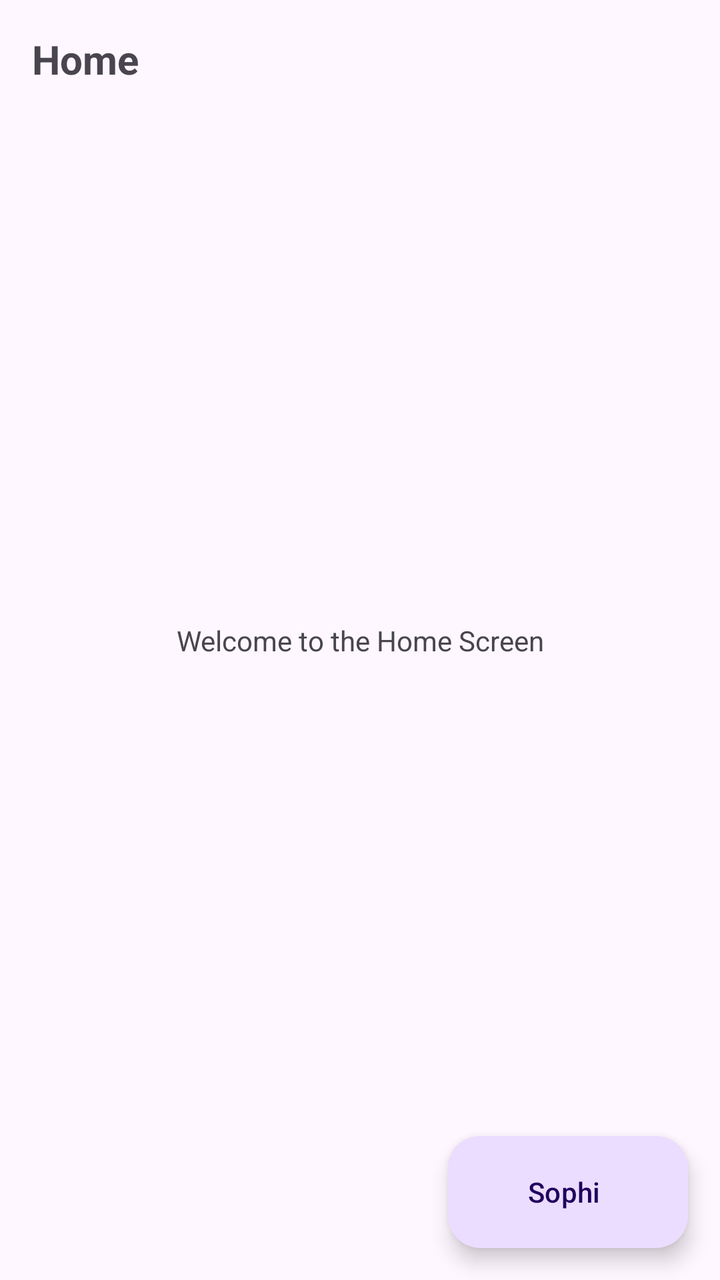
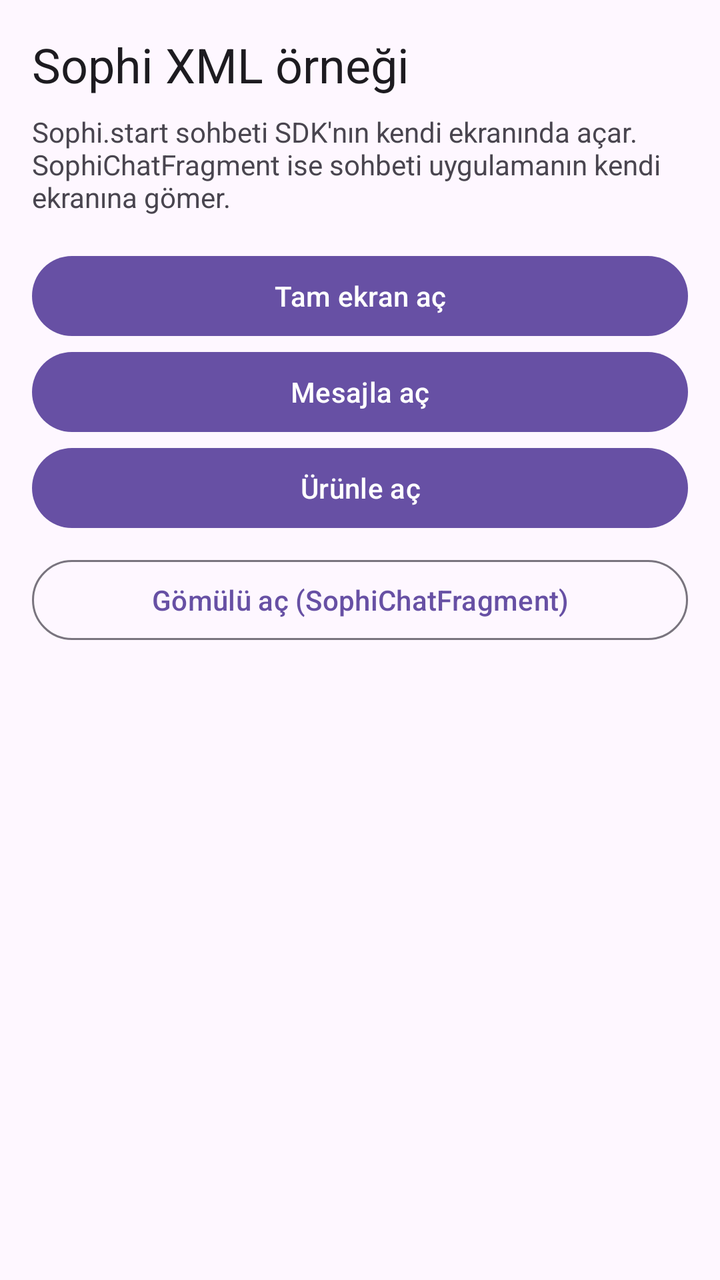

Two renders of the same Android screen: before a commit and after it. Below are the layout's source before the change and the commit's diff.
<!-- AndroidManifest.xml: application theme Theme.MyApplication -->
<!-- res/layout/activity_main.xml -->
<?xml version="1.0" encoding="utf-8"?>
<androidx.constraintlayout.widget.ConstraintLayout xmlns:android="http://schemas.android.com/apk/res/android"
    xmlns:app="http://schemas.android.com/apk/res-auto"
    xmlns:tools="http://schemas.android.com/tools"
    android:id="@+id/main"
    android:layout_width="match_parent"
    android:layout_height="match_parent"
    tools:context=".MainActivity">

    <TextView
        android:id="@+id/textView"
        android:layout_width="wrap_content"
        android:layout_height="wrap_content"
        android:layout_margin="16dp"
        android:text="Home"
        android:textSize="20sp"
        android:textStyle="bold"
        app:layout_constraintStart_toStartOf="parent"
        app:layout_constraintTop_toTopOf="parent" />

    <TextView
        android:layout_width="wrap_content"
        android:layout_height="wrap_content"
        android:text="Welcome to the Home Screen"
        app:layout_constraintBottom_toBottomOf="parent"
        app:layout_constraintEnd_toEndOf="parent"
        app:layout_constraintStart_toStartOf="parent"
        app:layout_constraintTop_toTopOf="parent" />

    <com.google.android.material.floatingactionbutton.ExtendedFloatingActionButton
        android:id="@+id/fab_sophi"
        android:layout_width="wrap_content"
        android:layout_height="wrap_content"
        android:layout_margin="16dp"
        android:clickable="true"
        android:contentDescription="Sophi Action"
        android:text="Sophi"
        app:layout_constraintBottom_toBottomOf="parent"
        app:layout_constraintEnd_toEndOf="parent" />

</androidx.constraintlayout.widget.ConstraintLayout>
<!-- resources referenced by this layout -->
<resources>
  <style name="Theme.MyApplication" parent="Base.Theme.MyApplication" />
  <style name="Base.Theme.MyApplication" parent="Theme.Material3.DayNight.NoActionBar">
          
          
      </style>
</resources>

<!-- the commit's change to res/layout/activity_main.xml (unified diff, before → after) -->
@@ -1,41 +1,49 @@
 <?xml version="1.0" encoding="utf-8"?>
-<androidx.constraintlayout.widget.ConstraintLayout xmlns:android="http://schemas.android.com/apk/res/android"
-    xmlns:app="http://schemas.android.com/apk/res-auto"
+<LinearLayout xmlns:android="http://schemas.android.com/apk/res/android"
     xmlns:tools="http://schemas.android.com/tools"
-    android:id="@+id/main"
     android:layout_width="match_parent"
     android:layout_height="match_parent"
+    android:orientation="vertical"
+    android:padding="16dp"
     tools:context=".MainActivity">
-
-    <TextView
-        android:id="@+id/textView"
-        android:layout_width="wrap_content"
-        android:layout_height="wrap_content"
-        android:layout_margin="16dp"
-        android:text="Home"
-        android:textSize="20sp"
-        android:textStyle="bold"
-        app:layout_constraintStart_toStartOf="parent"
-        app:layout_constraintTop_toTopOf="parent" />
 
     <TextView
         android:layout_width="wrap_content"
         android:layout_height="wrap_content"
-        android:text="Welcome to the Home Screen"
-        app:layout_constraintBottom_toBottomOf="parent"
-        app:layout_constraintEnd_toEndOf="parent"
-        app:layout_constraintStart_toStartOf="parent"
-        app:layout_constraintTop_toTopOf="parent" />
+        android:layout_marginBottom="8dp"
+        android:text="@string/home_title"
+        android:textAppearance="?attr/textAppearanceHeadlineSmall" />
 
-    <com.google.android.material.floatingactionbutton.ExtendedFloatingActionButton
-        android:id="@+id/fab_sophi"
-        android:layout_width="wrap_content"
+    <TextView
+        android:layout_width="match_parent"
         android:layout_height="wrap_content"
-        android:layout_margin="16dp"
-        android:clickable="true"
-        android:contentDescription="Sophi Action"
-        android:text="Sophi"
-        app:layout_constraintBottom_toBottomOf="parent"
-        app:layout_constraintEnd_toEndOf="parent" />
+        android:layout_marginBottom="16dp"
+        android:text="@string/home_description" />
 
-</androidx.constraintlayout.widget.ConstraintLayout>
+    <com.google.android.material.button.MaterialButton
+        android:id="@+id/button_start"
+        android:layout_width="match_parent"
+        android:layout_height="wrap_content"
+        android:text="@string/action_start" />
+
+    <com.google.android.material.button.MaterialButton
+        android:id="@+id/button_start_message"
+        android:layout_width="match_parent"
+        android:layout_height="wrap_content"
+        android:text="@string/action_start_message" />
+
+    <com.google.android.material.button.MaterialButton
+        android:id="@+id/button_start_product"
+        android:layout_width="match_parent"
+        android:layout_height="wrap_content"
+        android:text="@string/action_start_product" />
+
+    <com.google.android.material.button.MaterialButton
+        android:id="@+id/button_embedded"
+        style="?attr/materialButtonOutlinedStyle"
+        android:layout_width="match_parent"
+        android:layout_height="wrap_content"
+        android:layout_marginTop="8dp"
+        android:text="@string/action_embedded" />
+
+</LinearLayout>
<!-- resource entries referenced after the edit -->
@@ -1,5 +1,11 @@
 <!-- resources referenced by this layout -->
 <resources>
+  <string name="action_embedded">Gömülü aç (SophiChatFragment)</string>
+  <string name="action_start">Tam ekran aç</string>
+  <string name="action_start_message">Mesajla aç</string>
+  <string name="action_start_product">Ürünle aç</string>
+  <string name="home_description">Sophi.start sohbeti SDK\'nın kendi ekranında açar. SophiChatFragment ise sohbeti uygulamanın kendi ekranına gömer.</string>
+  <string name="home_title">Sophi XML örneği</string>
   <style name="Theme.MyApplication" parent="Base.Theme.MyApplication" />
   <style name="Base.Theme.MyApplication" parent="Theme.Material3.DayNight.NoActionBar">
           
